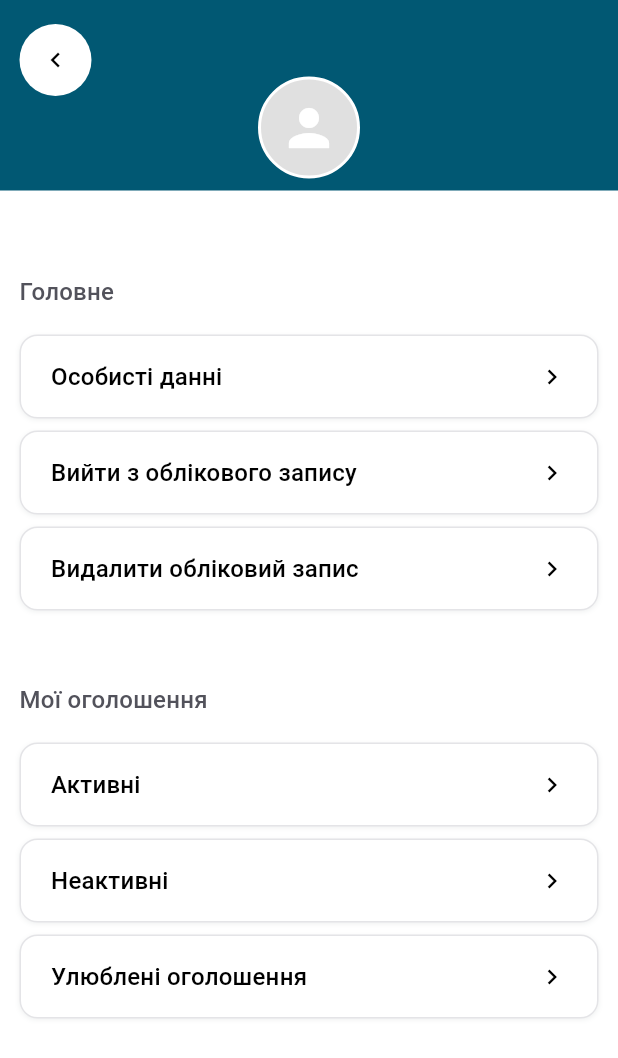
After one commit to chizmodiy/olxclone, a Flutter app: the ProfilePage screen opened by its route, on a phone screen of 412 x 824 dp. The commit adds this screen. Shown: the top 1058 px of the screen. Run offline on Flutter 3.47's test engine with Material 3 defaults, Android fonts, the phone set to English and light mode, and no system bars; our stand-ins replace flutter_svg, font_awesome_flutter, google_fonts, image_picker, supabase_flutter; missing offline and left inert: postgrest; accounts and stored records are empty.

Commit message:
Add profile page route and update avatar interaction in CommonHeader
- Introduced a new route for the ProfilePage in the main application.
- Updated the CommonHeader widget to navigate to the ProfilePage when the user avatar is tapped.
- Enhanced avatar display logic to handle cases where the avatar URL is null.

```diff
--- a/lib/main.dart
+++ b/lib/main.dart
@@ -3,6 +3,7 @@ import 'package:supabase_flutter/supabase_flutter.dart';
 import 'package:withoutname/pages/auth_page.dart';
 import 'package:withoutname/pages/general_page.dart';
 import 'package:withoutname/pages/product_detail_page.dart';
+import 'pages/profile_page.dart';
 
 Future<void> main() async {
   WidgetsFlutterBinding.ensureInitialized();
@@ -30,6 +31,7 @@ class MyApp extends StatelessWidget {
       routes: {
         '/': (context) => const AuthPage(),
         '/general': (context) => const GeneralPage(),
+        '/profile': (context) => const ProfilePage(),
       },
       onGenerateRoute: (settings) {
         if (settings.name == '/product-detail') {
--- /dev/null
+++ b/lib/pages/profile_page.dart
@@ -0,0 +1,155 @@
+import 'package:flutter/material.dart';
+import '../theme/app_colors.dart';
+import 'package:supabase_flutter/supabase_flutter.dart';
+
+class ProfilePage extends StatelessWidget {
+  const ProfilePage({Key? key}) : super(key: key);
+
+  Widget _sectionTitle(String title) => Padding(
+        padding: const EdgeInsets.only(bottom: 16),
+        child: Text(
+          title,
+          style: const TextStyle(
+            color: Color(0xFF52525B),
+            fontSize: 16,
+            fontWeight: FontWeight.w500,
+            letterSpacing: 0.16,
+            height: 1.5,
+          ),
+        ),
+      );
+
+  Widget _profileButton({
+    required String text,
+    required VoidCallback onTap,
+  }) => GestureDetector(
+        onTap: onTap,
+        child: Container(
+          height: 56,
+          margin: const EdgeInsets.only(bottom: 8),
+          padding: const EdgeInsets.symmetric(horizontal: 20, vertical: 12),
+          decoration: BoxDecoration(
+            color: Colors.white,
+            borderRadius: BorderRadius.circular(12),
+            boxShadow: [
+              BoxShadow(
+                color: const Color(0x10102828),
+                blurRadius: 2,
+                offset: const Offset(0, 1),
+              ),
+            ],
+            border: Border.all(color: const Color(0xFFE4E4E7), width: 1),
+          ),
+          child: Row(
+            children: [
+              Expanded(
+                child: Text(
+                  text,
+                  style: const TextStyle(
+                    color: Colors.black,
+                    fontSize: 16,
+                    fontWeight: FontWeight.w500,
+                    letterSpacing: 0.16,
+                  ),
+                ),
+              ),
+              const Icon(Icons.chevron_right, color: Colors.black, size: 20),
+            ],
+          ),
+        ),
+      );
+
+  @override
+  Widget build(BuildContext context) {
+    return Scaffold(
+      backgroundColor: Colors.white,
+      appBar: PreferredSize(
+        preferredSize: const Size.fromHeight(127),
+        child: Container(
+          width: double.infinity,
+          height: 127,
+          padding: const EdgeInsets.fromLTRB(13, 16, 13, 8),
+          decoration: const BoxDecoration(
+            color: AppColors.primaryColor,
+          ),
+          child: Stack(
+            children: [
+              Align(
+                alignment: Alignment.topLeft,
+                child: GestureDetector(
+                  onTap: () => Navigator.of(context).pop(),
+                  child: Container(
+                    padding: const EdgeInsets.all(14),
+                    decoration: const BoxDecoration(
+                      color: Colors.white,
+                      shape: BoxShape.circle,
+                    ),
+                    child: const Icon(Icons.chevron_left, color: Colors.black, size: 20),
+                  ),
+                ),
+              ),
+              Align(
+                alignment: Alignment.bottomCenter,
+                child: Container(
+                  width: 68,
+                  height: 68,
+                  decoration: BoxDecoration(
+                    shape: BoxShape.circle,
+                    border: Border.all(color: Colors.white, width: 2),
+                    color: Colors.grey[300],
+                  ),
+                  child: const Icon(Icons.person, color: Colors.white, size: 40),
+                ),
+              ),
+            ],
+          ),
+        ),
+      ),
+      body: SingleChildScrollView(
+        padding: const EdgeInsets.only(left: 13, right: 13, top: 56),
+        child: Column(
+          crossAxisAlignment: CrossAxisAlignment.start,
+          children: [
+            // Головне
+            _sectionTitle('Головне'),
+            _profileButton(
+              text: 'Особисті данні',
+              onTap: () {},
+            ),
+            _profileButton(
+              text: 'Вийти з облікового запису',
+              onTap: () async {
+                await Supabase.instance.client.auth.signOut();
+                if (context.mounted) {
+                  Navigator.of(context).pushNamedAndRemoveUntil('/', (route) => false);
+                }
+              },
+            ),
+            _profileButton(
+              text: 'Видалити обліковий запис',
+              onTap: () {},
+            ),
+            const SizedBox(height: 20),
+            // (Аватар між блоками видалено)
+            const SizedBox(height: 20),
+            // Мої оголошення
+            _sectionTitle('Мої оголошення'),
+            _profileButton(
+              text: 'Активні',
+              onTap: () {},
+            ),
+            _profileButton(
+              text: 'Неактивні',
+              onTap: () {},
+            ),
+            _profileButton(
+              text: 'Улюблені оголошення',
+              onTap: () {},
+            ),
+            const SizedBox(height: 40),
+          ],
+        ),
+      ),
+    );
+  }
+}
--- a/lib/widgets/common_header.dart
+++ b/lib/widgets/common_header.dart
@@ -28,7 +28,11 @@ class CommonHeader extends StatelessWidget implements PreferredSizeWidget {
             ),
           ),
           // Аватар користувача
-          Container(
+          GestureDetector(
+            onTap: () {
+              Navigator.pushNamed(context, '/profile');
+            },
+            child: Container(
               width: 48,
               height: 48,
               decoration: BoxDecoration(
@@ -45,6 +49,7 @@ class CommonHeader extends StatelessWidget implements PreferredSizeWidget {
                   ? const Icon(Icons.person, color: Colors.white)
                   : null,
             ),
+          ),
         ],
       ),
     );
```
Lines whose indentation alone changed are shown as unchanged.
